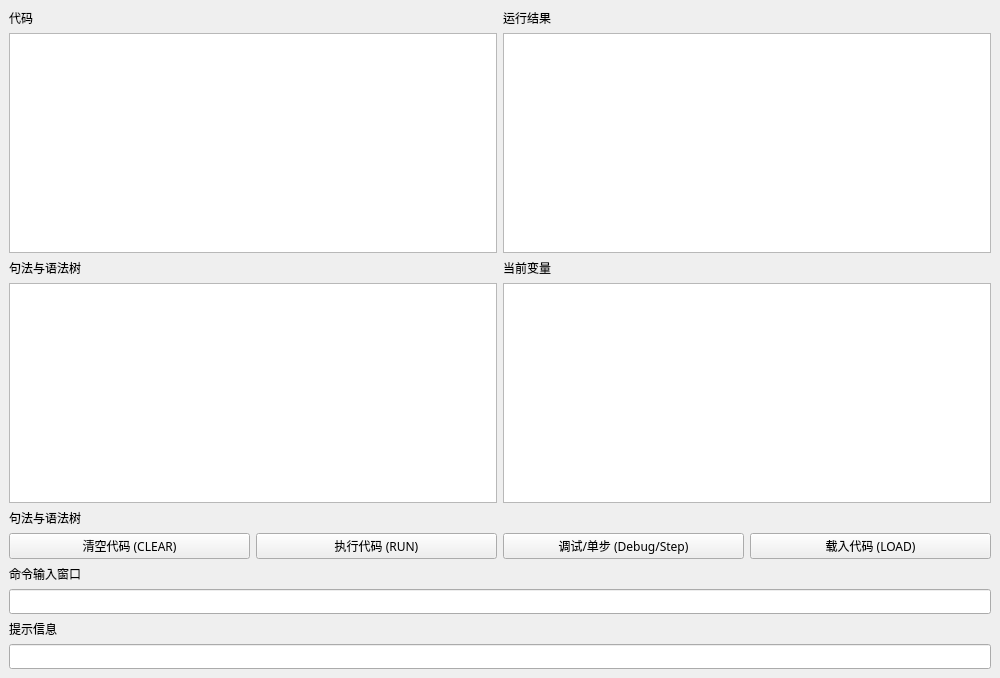
This is SE2322_HighLevelDataStructure/20210327_minimalBasic/MainWindow.ui in echo-xiao9/SJTU-SE-Sophomore as Qt 5 draws it before an edit. The edited form follows.
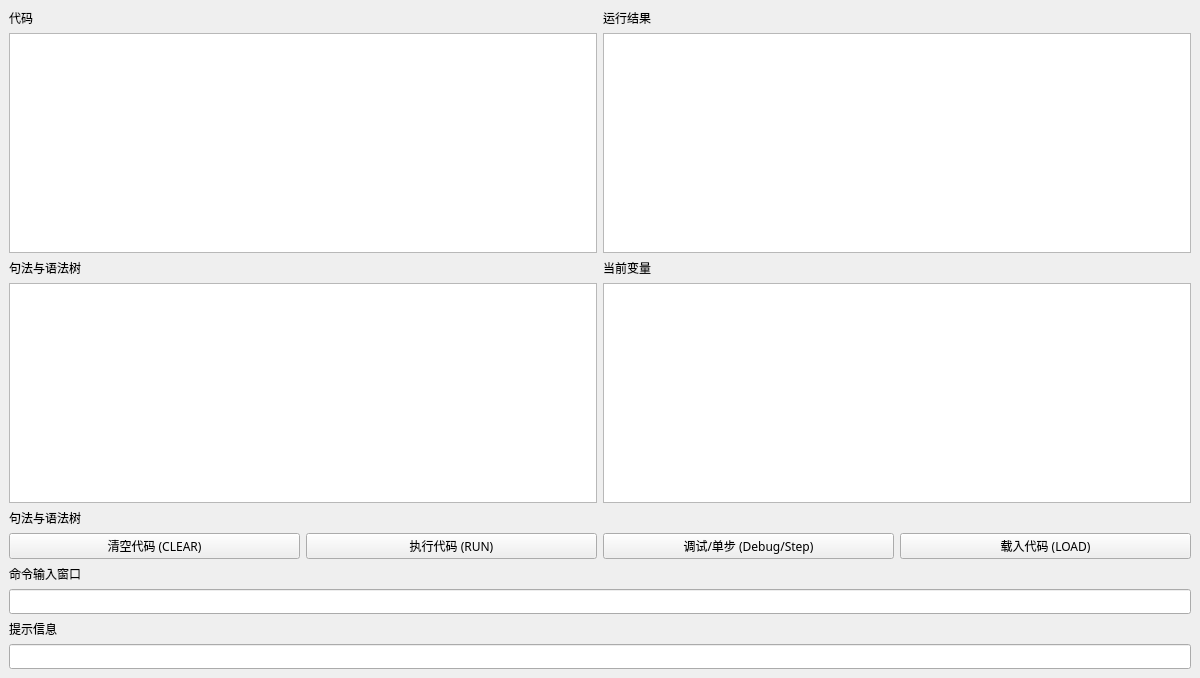
This is the edited form.

Diff of the .ui file:
```diff
--- a/SE2322_HighLevelDataStructure/20210327_minimalBasic/MainWindow.ui
+++ b/SE2322_HighLevelDataStructure/20210327_minimalBasic/MainWindow.ui
@@ -6,7 +6,7 @@
    <rect>
     <x>0</x>
     <y>0</y>
-    <width>1000</width>
+    <width>1200</width>
     <height>678</height>
    </rect>
   </property>
```
Left out of the diff: 4 changed lines with no effect on the pictures.
